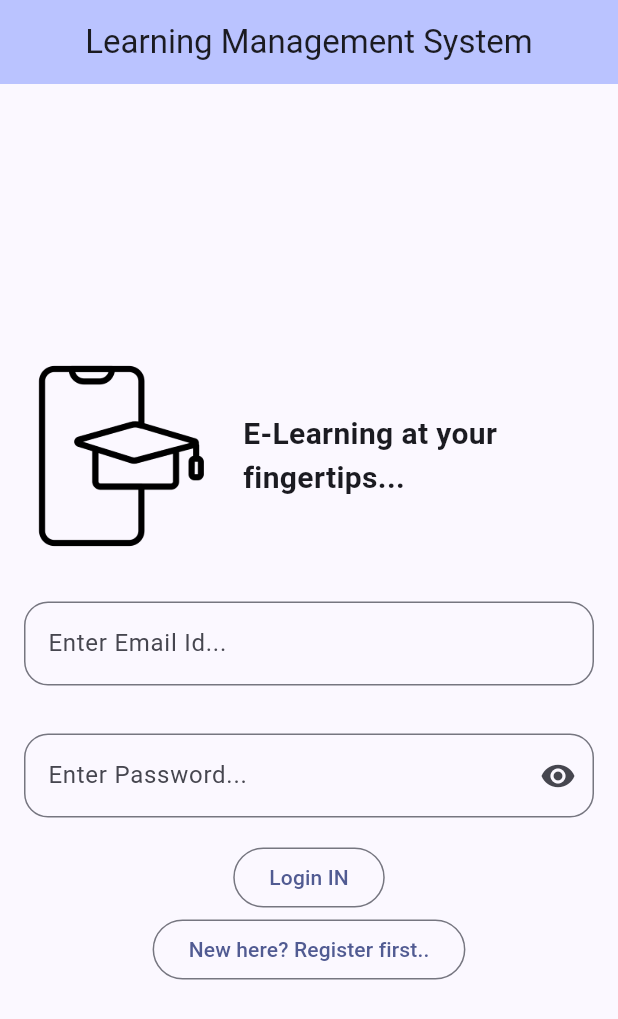
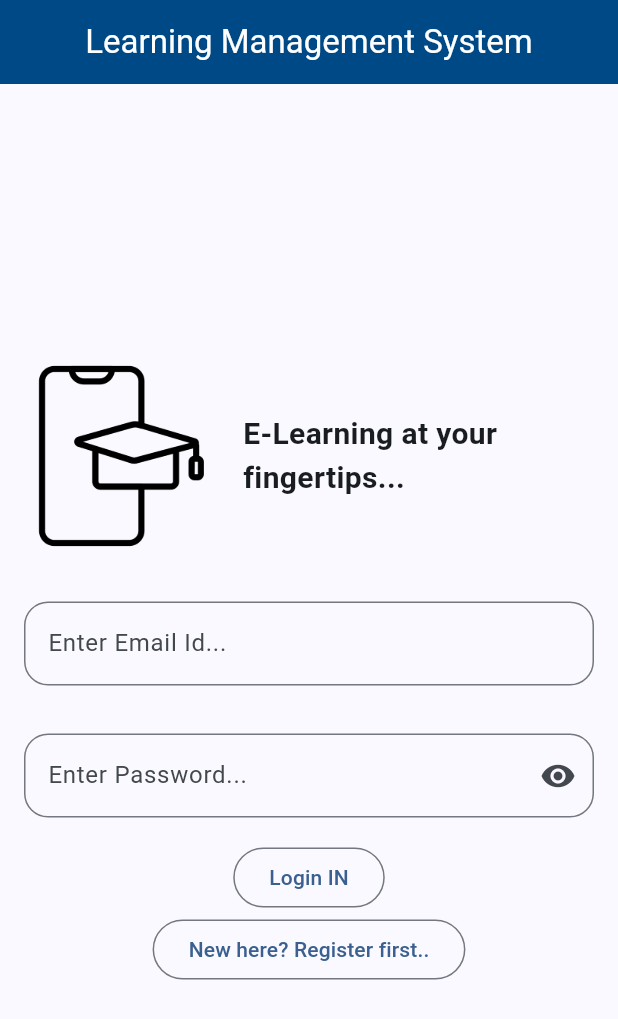
Before and after one commit to TutorialsAndroid/LMS, a Flutter app: the screen it shows after launch, on a phone screen of 412 x 824 dp. Shown: the top 1019 px of the screen. Run offline on Flutter 3.47's test engine with Material 2 defaults, Android fonts, the phone set to English and light mode, and no system bars; our stand-ins replace percent_indicator, table_calendar.

Commit message:
Updated AppBar Background Color

```diff
--- a/lib/main.dart
+++ b/lib/main.dart
@@ -15,7 +15,7 @@ class MyApp extends StatelessWidget {
     return MaterialApp(
       title: 'Learning Management System',
       theme: ThemeData(
-        colorScheme: ColorScheme.fromSeed(seedColor: Colors.indigo),
+        colorScheme: ColorScheme.fromSeed(seedColor: const Color(0xFF004987)),
         useMaterial3: true,
       ),
       home: const MyHomePage(title: 'Learning Management System'),
@@ -46,8 +46,8 @@ class _MyHomePageState extends State<MyHomePage> {
   Widget build(BuildContext context) {
     return Scaffold(
       appBar: AppBar(
-        backgroundColor: Theme.of(context).colorScheme.inversePrimary,
-        title: Text(widget.title),
+        backgroundColor: const Color(0xFF004987),//#004987
+        title: Text(widget.title, style: const TextStyle(color: Colors.white),),
         centerTitle: true,
       ),
       body: Center(
--- a/lib/screens/sign_up_screen.dart
+++ b/lib/screens/sign_up_screen.dart
@@ -24,8 +24,8 @@ class _SignUpScreenState extends State<SignUpScreen> {
   Widget build(BuildContext context) {
     return Scaffold(
         appBar: AppBar(
-          backgroundColor: Theme.of(context).colorScheme.inversePrimary,
-          title: Text(widget.title),
+          backgroundColor: const Color(0xFF004987),//#004987
+          title: Text(widget.title, style: const TextStyle(color: Colors.white),),
         ),
         body: Center(
             child: Column(
```
